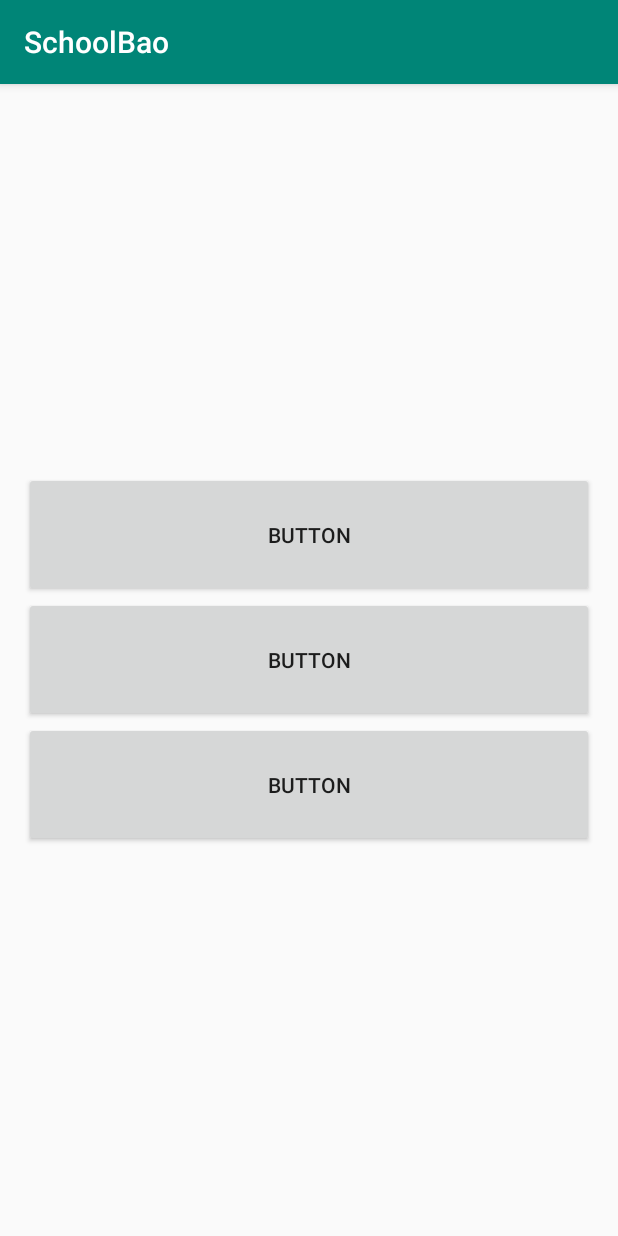
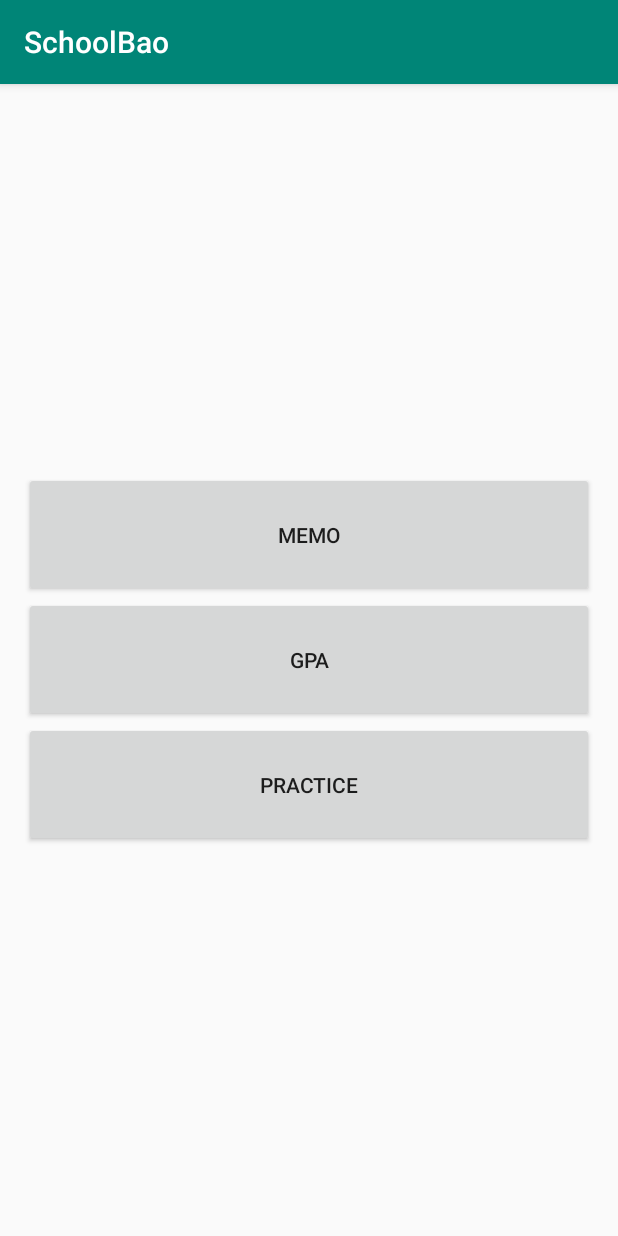
Before and after one commit to zhycurry/SchoolBao, an Android app: the screen it shows after launch (MainActivity), on a phone screen of 412 x 824 dp. Run offline under Robolectric (Android 15) with nearby library versions, the phone set to English and light mode, and no system bars.

Commit message:
简单首页修改

```diff
--- a/app/src/main/res/layout/activity_main.xml
+++ b/app/src/main/res/layout/activity_main.xml
@@ -17,23 +17,23 @@
         android:id="@+id/button4"
         android:layout_width="match_parent"
         android:layout_height="wrap_content"
-        android:text="Button"
         android:paddingTop="32dp"
-        android:paddingBottom="32dp"/>
+        android:paddingBottom="32dp"
+        android:text="@string/beiwanglu" />
 
     <Button
         android:id="@+id/button5"
         android:layout_width="match_parent"
         android:layout_height="wrap_content"
-        android:text="Button"
         android:paddingTop="32dp"
-        android:paddingBottom="32dp"/>
+        android:paddingBottom="32dp"
+        android:text="@string/jidian" />
 
     <Button
         android:id="@+id/button6"
         android:layout_width="match_parent"
         android:layout_height="wrap_content"
-        android:text="Button"
         android:paddingTop="32dp"
-        android:paddingBottom="32dp"/>
+        android:paddingBottom="32dp"
+        android:text="@string/shixi" />
 </LinearLayout>
--- a/app/src/main/res/values/strings.xml
+++ b/app/src/main/res/values/strings.xml
@@ -1,3 +1,6 @@
 <resources>
     <string name="app_name">SchoolBao</string>
+    <string name="beiwanglu">MEMO</string>
+    <string name="jidian">GPA</string>
+    <string name="shixi">PRACTICE</string>
 </resources>
```
